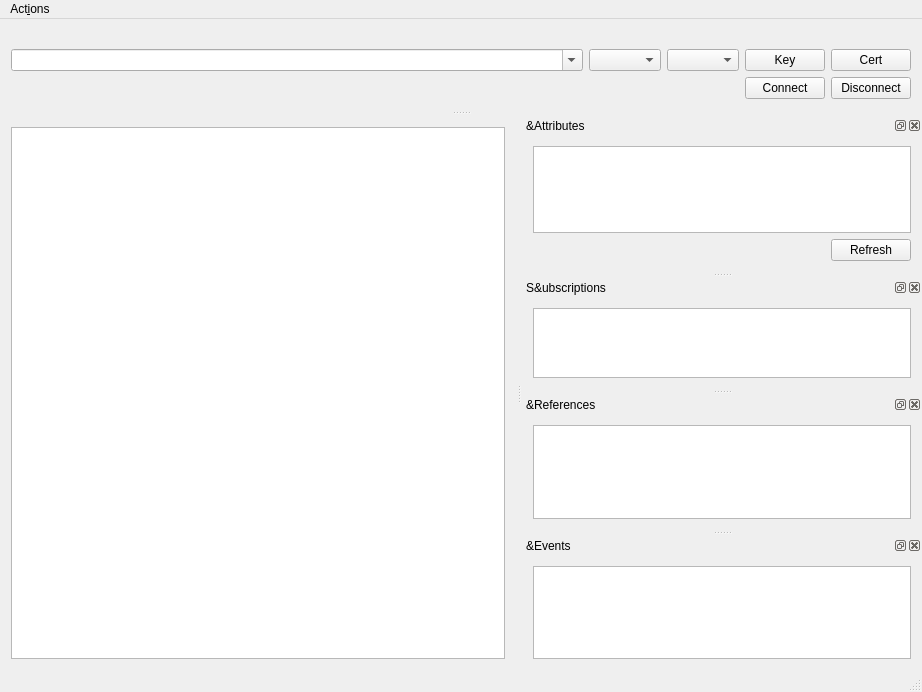
This is uaclient/mainwindow_ui.ui in FreeOpcUa/opcua-client-gui as Qt 5 draws it before an edit. The edited form follows.
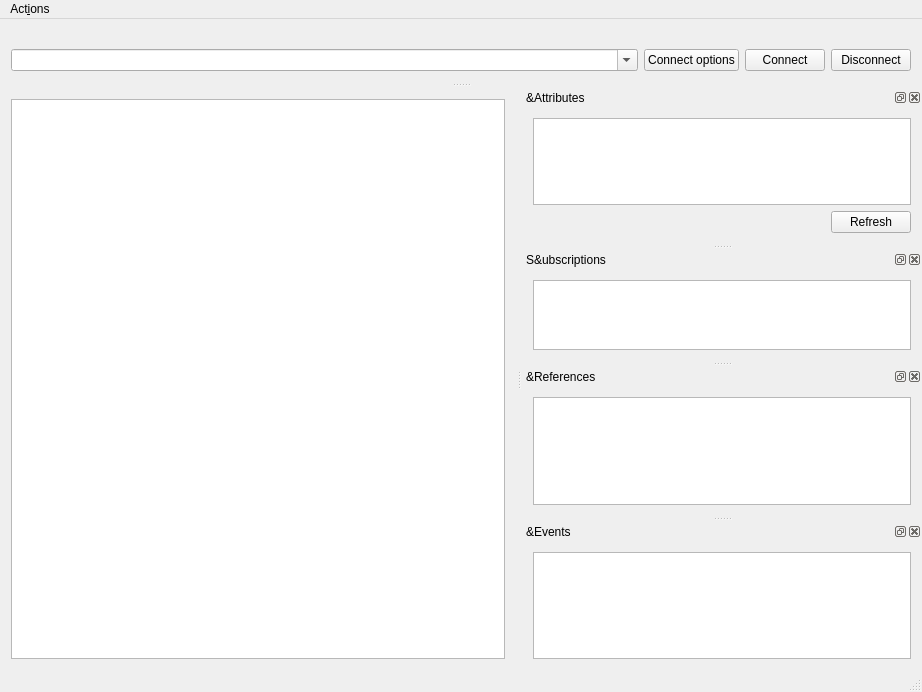
This is the edited form. Icons and pictures are not drawn.

Diff of the .ui file:
```diff
--- a/uaclient/mainwindow_ui.ui
+++ b/uaclient/mainwindow_ui.ui
@@ -187,17 +187,21 @@
      </sizepolicy>
     </property>
     <layout class="QGridLayout" name="gridLayout">
-     <item row="0" column="1">
-      <widget class="QComboBox" name="modeComboBox">
-       <property name="sizePolicy">
-        <sizepolicy hsizetype="Minimum" vsizetype="Fixed">
-         <horstretch>0</horstretch>
-         <verstretch>0</verstretch>
-        </sizepolicy>
+     <item row="1" column="4">
+      <widget class="QPushButton" name="connectButton">
+       <property name="text">
+        <string>Connect</string>
        </property>
       </widget>
      </item>
-     <item row="0" column="0">
+     <item row="1" column="5">
+      <widget class="QPushButton" name="disconnectButton">
+       <property name="text">
+        <string>Disconnect</string>
+       </property>
+      </widget>
+     </item>
+     <item row="1" column="2">
       <widget class="QComboBox" name="addrComboBox">
        <property name="sizePolicy">
         <sizepolicy hsizetype="Expanding" vsizetype="Fixed">
@@ -213,41 +217,10 @@
        </property>
       </widget>
      </item>
-     <item row="0" column="2">
-      <widget class="QComboBox" name="policyComboBox">
-       <property name="sizePolicy">
-        <sizepolicy hsizetype="Minimum" vsizetype="Fixed">
-         <horstretch>0</horstretch>
-         <verstretch>0</verstretch>
-        </sizepolicy>
-       </property>
-      </widget>
-     </item>
-     <item row="0" column="3">
-      <widget class="QPushButton" name="pushButton">
-       <property name="text">
-        <string>Key</string>
-       </property>
-      </widget>
-     </item>
-     <item row="0" column="4">
-      <widget class="QPushButton" name="pushButton_2">
-       <property name="text">
-        <string>Cert</string>
-       </property>
-      </widget>
-     </item>
      <item row="1" column="3">
-      <widget class="QPushButton" name="connectButton">
+      <widget class="QPushButton" name="connectOptionButton">
        <property name="text">
-        <string>Connect</string>
-       </property>
-      </widget>
-     </item>
-     <item row="1" column="4">
-      <widget class="QPushButton" name="disconnectButton">
-       <property name="text">
-        <string>Disconnect</string>
+        <string>Connect options</string>
        </property>
       </widget>
      </item>
```
